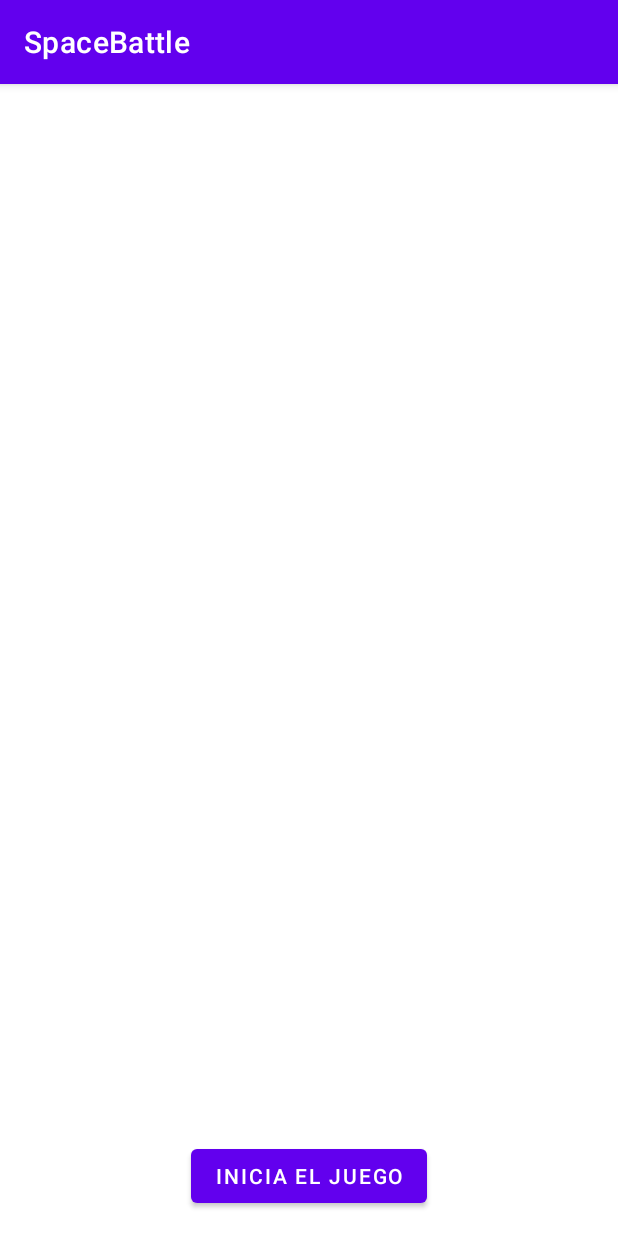
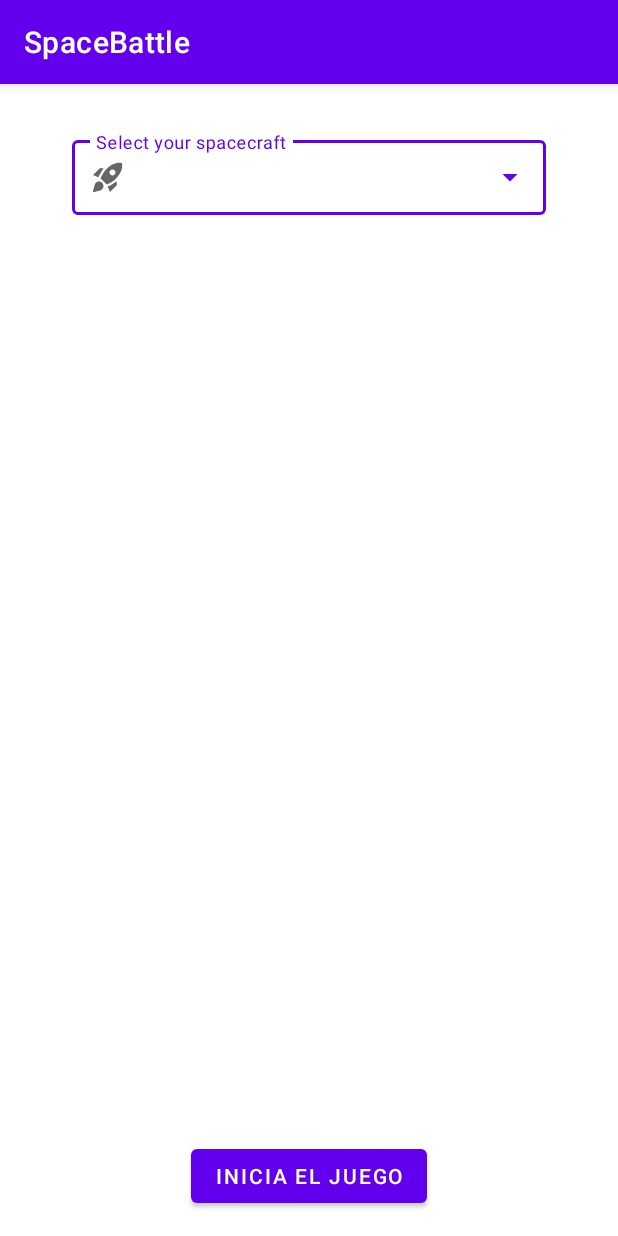
Before and after one commit to codigo-alan/SpaceBattle, an Android app: the screen it shows after launch (MainActivity), on a phone screen of 412 x 824 dp. Run offline under Robolectric (Android 15) with nearby library versions, the phone set to English and light mode, and no system bars.

Commit message:
Added dropdown to select player

```diff
--- a/app/src/main/java/com/example/spacebattle/models/GameView.kt
+++ b/app/src/main/java/com/example/spacebattle/models/GameView.kt
@@ -13,7 +13,7 @@ import kotlinx.coroutines.delay
 import kotlinx.coroutines.launch
 import kotlin.math.round
 
-class GameView(context: Context, private val size: Point) : SurfaceView(context) {
+class GameView(context: Context, private val size: Point, playerData: PlayerData) : SurfaceView(context) {
 
     var canvas: Canvas = Canvas()
     val paint: Paint = Paint()
@@ -24,7 +24,7 @@ class GameView(context: Context, private val size: Point) : SurfaceView(context)
     val lostEnemies get() = totalEnemies - enemyDown
     var score: Double = 0.0
     val enemies = mutableListOf<Enemy>()
-    val player = Player(context, size.x, size.y, R.drawable.player, 20, 15)
+    val player = Player(context, size.x, size.y, playerData.image, playerData.speed, playerData.shots)
     var tret : Tret? = null
 
     init {
--- /dev/null
+++ b/app/src/main/java/com/example/spacebattle/models/PlayerData.kt
@@ -0,0 +1,3 @@
+package com.example.spacebattle.models
+
+data class PlayerData(val name: String, val image: Int, val speed: Int, val shots: Int)
--- a/app/src/main/java/com/example/spacebattle/view/fragments/MenuFragment.kt
+++ b/app/src/main/java/com/example/spacebattle/view/fragments/MenuFragment.kt
@@ -5,17 +5,20 @@ import androidx.fragment.app.Fragment
 import android.view.LayoutInflater
 import android.view.View
 import android.view.ViewGroup
+import android.widget.AdapterView
+import android.widget.ArrayAdapter
 import androidx.fragment.app.activityViewModels
 import androidx.navigation.fragment.findNavController
 import com.example.spacebattle.R
 import com.example.spacebattle.databinding.FragmentMenuBinding
+import com.example.spacebattle.viewmodels.GameViewModel
 import com.example.spacebattle.viewmodels.MenuViewModel
 
 
-class MenuFragment : Fragment() {
+class MenuFragment : Fragment(), AdapterView.OnItemClickListener {
 
     private lateinit var binding: FragmentMenuBinding
-    private val viewModel: MenuViewModel by activityViewModels()
+    private val viewModel: GameViewModel by activityViewModels()
 
     override fun onCreateView(
         inflater: LayoutInflater, container: ViewGroup?,
@@ -29,10 +32,23 @@ class MenuFragment : Fragment() {
     override fun onViewCreated(view: View, savedInstanceState: Bundle?) {
         super.onViewCreated(view, savedInstanceState)
 
+        //Dropdown
+        val players = viewModel.getNames()
+        val adapter = ArrayAdapter(requireContext(), R.layout.dropdown_item,players)//array adapter to put later in autoCompleteTextView
+        with(binding.autoCompleteTextView){
+            setAdapter(adapter)
+            onItemClickListener = this@MenuFragment //this is the context in fragments maybe
+        }
+
         binding.startBtn.setOnClickListener {
             findNavController().navigate(R.id.action_menuFragment_to_gameFragment)
         }
 
     }
 
+    override fun onItemClick(p0: AdapterView<*>?, p1: View?, p2: Int, p3: Long) {
+        val item = p0?.getItemAtPosition(p2).toString()
+        viewModel.setPlayerData(item)
+    }
+
 }
--- a/app/src/main/java/com/example/spacebattle/viewmodels/GameViewModel.kt
+++ b/app/src/main/java/com/example/spacebattle/viewmodels/GameViewModel.kt
@@ -3,13 +3,46 @@ package com.example.spacebattle.viewmodels
 import android.content.Context
 import android.graphics.Point
 import androidx.lifecycle.ViewModel
+import com.example.spacebattle.R
 import com.example.spacebattle.models.GameView
+import com.example.spacebattle.models.PlayerData
 
 class GameViewModel : ViewModel() {
 
     lateinit var gameView: GameView
-    fun initializeGameView(requireContext: Context, size: Point) {
-        gameView = GameView(requireContext, size)
+    var playerData : PlayerData
+    private val playerDataList = listOf<PlayerData>(
+        PlayerData("Home One", R.drawable.player, 10, 20),
+        PlayerData("Death Star", R.drawable.enemybabylon, 80, 8),
+        PlayerData("Executor", R.drawable.enemybabylon2, 30, 12),
+        PlayerData("Millennium Falcon", R.drawable.enemyvulcans, 20, 15),
+        PlayerData("Imperial Star Destroyer", R.drawable.player, 15, 45),
+    )
+
+    init {
+        playerData = PlayerData("Home One", R.drawable.player, 10, 15) //default playerData
     }
 
+    fun initializeGameView(requireContext: Context, size: Point) {
+        gameView = GameView(requireContext, size, playerData)
+    }
+
+    fun setPlayerData(name: String) {
+        playerDataList.forEach {
+            if (it.name == name) {
+                playerData = it
+            }
+        }
+    }
+
+    fun getNames() : Array<String?> {
+        val size = playerDataList.size
+        val names = arrayOfNulls<String>(size)
+        playerDataList.forEachIndexed { index, playerData ->
+            names[index] = playerData.name
+        }
+        return names
+    }
+
+
 }
--- /dev/null
+++ b/app/src/main/res/drawable/baseline_rocket_launch_24.xml
@@ -0,0 +1,5 @@
+<vector android:height="24dp" android:tint="#484A4D"
+    android:viewportHeight="24" android:viewportWidth="24"
+    android:width="24dp" xmlns:android="http://schemas.android.com/apk/res/android">
+    <path android:fillColor="@android:color/white" android:pathData="M9.19,6.35c-2.04,2.29 -3.44,5.58 -3.57,5.89L2,10.69l4.05,-4.05c0.47,-0.47 1.15,-0.68 1.81,-0.55L9.19,6.35L9.19,6.35zM11.17,17c0,0 3.74,-1.55 5.89,-3.7c5.4,-5.4 4.5,-9.62 4.21,-10.57c-0.95,-0.3 -5.17,-1.19 -10.57,4.21C8.55,9.09 7,12.83 7,12.83L11.17,17zM17.65,14.81c-2.29,2.04 -5.58,3.44 -5.89,3.57L13.31,22l4.05,-4.05c0.47,-0.47 0.68,-1.15 0.55,-1.81L17.65,14.81L17.65,14.81zM9,18c0,0.83 -0.34,1.58 -0.88,2.12C6.94,21.3 2,22 2,22s0.7,-4.94 1.88,-6.12C4.42,15.34 5.17,15 6,15C7.66,15 9,16.34 9,18zM13,9c0,-1.1 0.9,-2 2,-2s2,0.9 2,2s-0.9,2 -2,2S13,10.1 13,9z"/>
+</vector>
--- a/app/src/main/res/layout/fragment_menu.xml
+++ b/app/src/main/res/layout/fragment_menu.xml
@@ -17,4 +17,25 @@
         app:layout_constraintEnd_toEndOf="parent"
         app:layout_constraintStart_toStartOf="parent" />
 
+    <com.google.android.material.textfield.TextInputLayout
+        android:id="@+id/dropdownCategory"
+        style="@style/Widget.MaterialComponents.TextInputLayout.OutlinedBox.ExposedDropdownMenu"
+        android:layout_width="match_parent"
+        android:layout_height="wrap_content"
+        android:layout_marginStart="32dp"
+        android:layout_marginEnd="32dp"
+        android:layout_marginTop="16dp"
+        app:startIconDrawable="@drawable/baseline_rocket_launch_24"
+        app:layout_constraintEnd_toEndOf="parent"
+        app:layout_constraintTop_toTopOf="parent"
+        app:layout_constraintStart_toStartOf="parent">
+
+        <AutoCompleteTextView
+            android:id="@+id/autoCompleteTextView"
+            android:layout_width="match_parent"
+            android:layout_height="50dp"
+            android:inputType="none"
+            android:hint="Select your spacecraft" />
+    </com.google.android.material.textfield.TextInputLayout>
+
 </androidx.constraintlayout.widget.ConstraintLayout>
--- a/app/src/main/res/values/strings.xml
+++ b/app/src/main/res/values/strings.xml
@@ -1,5 +1,5 @@
 <resources>
     <string name="app_name">SpaceBattle</string>
-    <!-- TODO: Remove or change this placeholder text -->
     <string name="hello_blank_fragment">Hello blank fragment</string>
+
 </resources>
```
Also changed, not shown: app/src/main/res/layout/dropdown_item.xml (added, +10 -0 lines).
